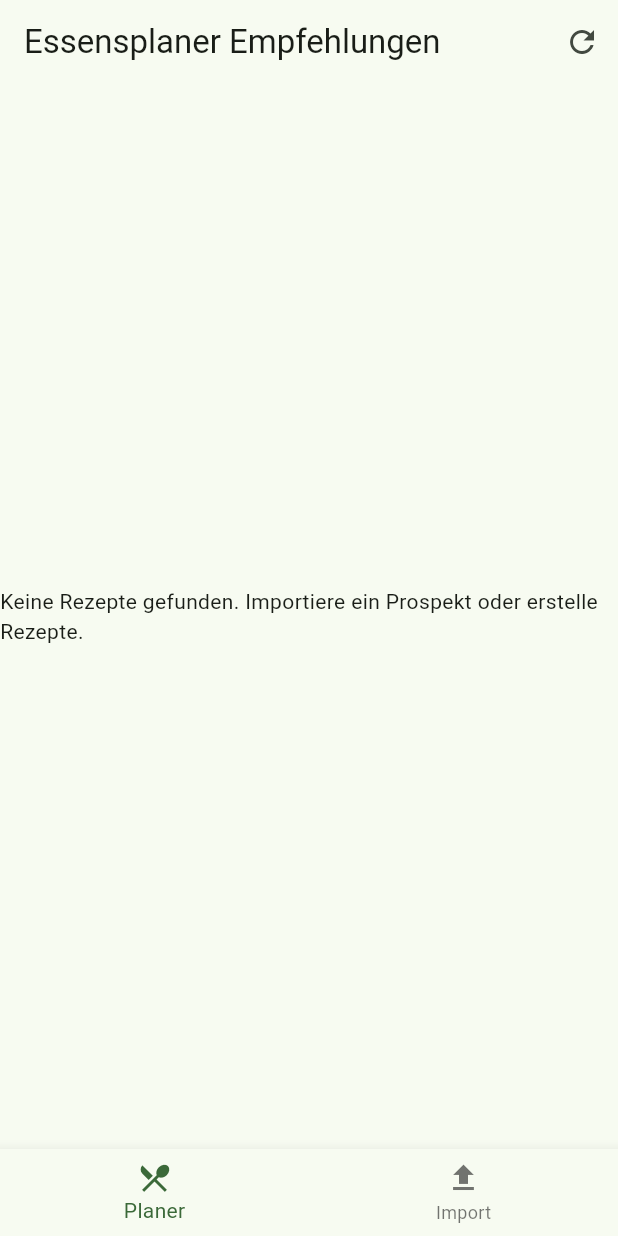
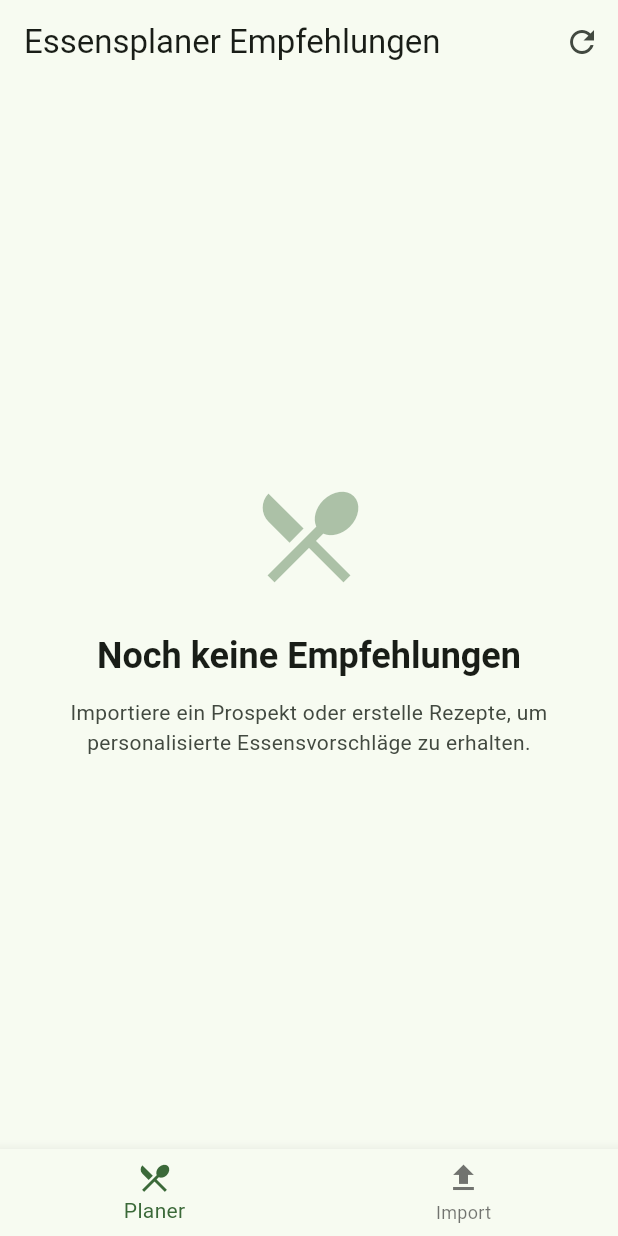
Before and after one commit to violen/prospekt-essens-planer, a Flutter app: the screen it shows after launch, on a phone screen of 412 x 824 dp. Run offline on Flutter 3.47's test engine with Material 3 defaults, Android fonts, the phone set to English and light mode, and no system bars; our stand-ins replace drift, file_picker, flutter_riverpod, image_picker; missing offline and left inert: google_mlkit_text_recognition, pdf_text, string_similarity; accounts and stored records are empty; generated files the repository leaves out were written again.

Commit message:
feat: consolidate roadmap and implement UI/UX improvements (empty states & refined dialogs)

```diff
--- /dev/null
+++ b/apps/prospekt_essens_planer/lib/core/presentation/widgets/empty_state.dart
@@ -0,0 +1,61 @@
+import 'package:flutter/material.dart';
+
+class EmptyState extends StatelessWidget {
+  final IconData icon;
+  final String title;
+  final String message;
+  final VoidCallback? onAction;
+  final String? actionLabel;
+
+  const EmptyState({
+    super.key,
+    required this.icon,
+    required this.title,
+    required this.message,
+    this.onAction,
+    this.actionLabel,
+  });
+
+  @override
+  Widget build(BuildContext context) {
+    return Center(
+      child: Padding(
+        padding: const EdgeInsets.all(24.0),
+        child: Column(
+          mainAxisAlignment: MainAxisAlignment.center,
+          children: [
+            Icon(
+              icon,
+              size: 80,
+              color: Theme.of(context).colorScheme.primary.withOpacity(0.4),
+            ),
+            const SizedBox(height: 24),
+            Text(
+              title,
+              style: Theme.of(context).textTheme.headlineSmall?.copyWith(
+                    fontWeight: FontWeight.bold,
+                  ),
+              textAlign: TextAlign.center,
+            ),
+            const SizedBox(height: 12),
+            Text(
+              message,
+              style: Theme.of(context).textTheme.bodyMedium?.copyWith(
+                    color: Theme.of(context).colorScheme.onSurfaceVariant,
+                  ),
+              textAlign: TextAlign.center,
+            ),
+            if (onAction != null && actionLabel != null) ...[
+              const SizedBox(height: 32),
+              FilledButton.icon(
+                onPressed: onAction,
+                icon: const Icon(Icons.add),
+                label: Text(actionLabel!),
+              ),
+            ],
+          ],
+        ),
+      ),
+    );
+  }
+}
--- a/apps/prospekt_essens_planer/lib/features/meal_planner/presentation/pages/meal_planner_page.dart
+++ b/apps/prospekt_essens_planer/lib/features/meal_planner/presentation/pages/meal_planner_page.dart
@@ -1,5 +1,6 @@
 import 'package:flutter/material.dart';
 import 'package:flutter_riverpod/flutter_riverpod.dart';
+import '../../../../core/presentation/widgets/empty_state.dart';
 import '../controllers/meal_planner_controller.dart';
 import '../controllers/meal_planner_state.dart';
 
@@ -40,7 +41,11 @@ class MealPlannerPage extends ConsumerWidget {
     }
 
     if (state.recommendations.isEmpty) {
-      return const Center(child: Text('Keine Rezepte gefunden. Importiere ein Prospekt oder erstelle Rezepte.'));
+      return const EmptyState(
+        icon: Icons.restaurant_menu,
+        title: 'Noch keine Empfehlungen',
+        message: 'Importiere ein Prospekt oder erstelle Rezepte, um personalisierte Essensvorschläge zu erhalten.',
+      );
     }
 
     return ListView.builder(
```
Also changed, not shown: apps/prospekt_essens_planer/lib/features/brochure_ingestion/presentation/pages/brochure_ingestion_page.dart (+30 -9 lines).
